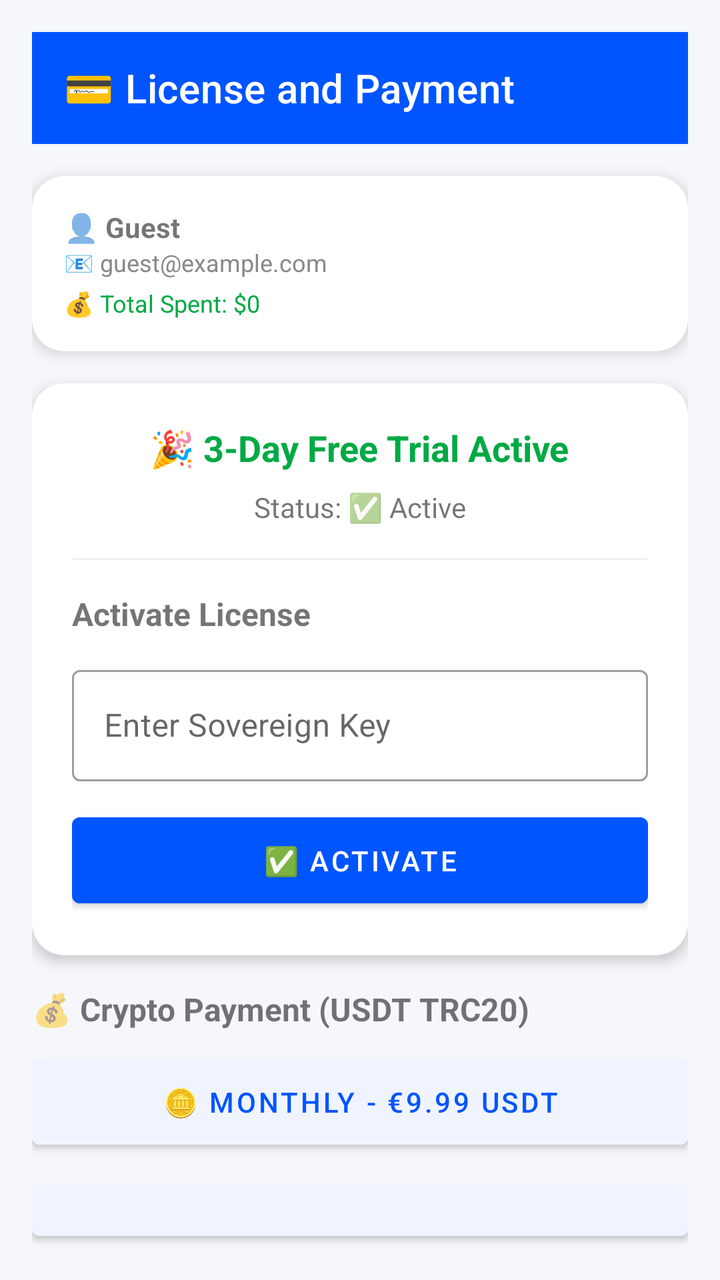
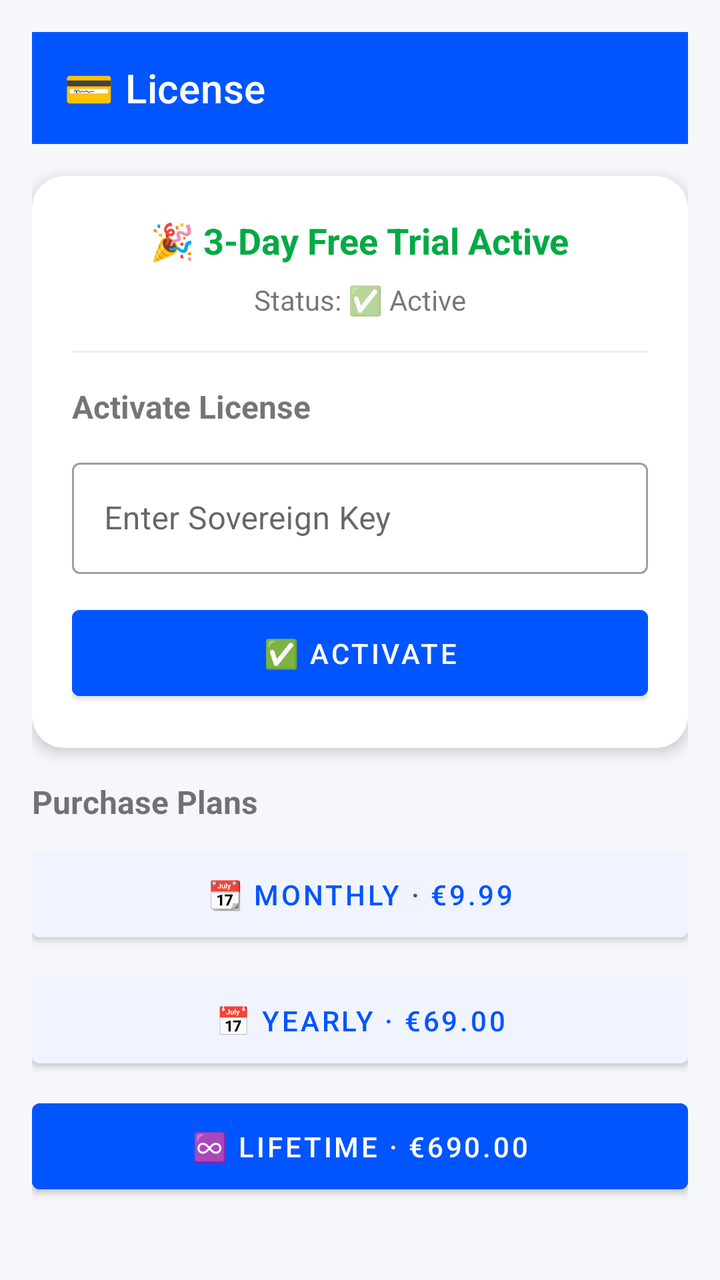

Compare the two renders of this Android layout. The source of the first and the diff that turns it into the second are given below.
<!-- AndroidManifest.xml: application theme Theme.COFCGuard -->
<!-- res/layout/activity_license.xml -->
<?xml version="1.0" encoding="utf-8"?>
<LinearLayout xmlns:android="http://schemas.android.com/apk/res/android"
    xmlns:app="http://schemas.android.com/apk/res-auto"
    android:layout_width="match_parent"
    android:layout_height="match_parent"
    android:orientation="vertical"
    android:background="#F5F7FA"
    android:padding="16dp">

    <com.google.android.material.appbar.MaterialToolbar
        android:layout_width="match_parent"
        android:layout_height="?attr/actionBarSize"
        android:background="#0055FF"
        android:theme="@style/ThemeOverlay.AppCompat.Dark.ActionBar"
        app:title="💳 License and Payment"
        app:titleTextColor="#FFFFFF" />

    
    <com.google.android.material.card.MaterialCardView
        android:layout_width="match_parent"
        android:layout_height="wrap_content"
        app:cardCornerRadius="16dp"
        app:cardElevation="4dp"
        app:cardBackgroundColor="#FFFFFF"
        android:layout_marginTop="16dp">

        <LinearLayout
            android:layout_width="match_parent"
            android:layout_height="wrap_content"
            android:orientation="vertical"
            android:padding="16dp">

            <TextView
                android:id="@+id/customerName"
                android:layout_width="wrap_content"
                android:layout_height="wrap_content"
                android:text="👤 Guest"
                android:textSize="14sp"
                android:textStyle="bold" />

            <TextView
                android:id="@+id/customerEmail"
                android:layout_width="wrap_content"
                android:layout_height="wrap_content"
                android:text="📧 guest@example.com"
                android:textSize="12sp"
                android:textColor="#888888" />

            <TextView
                android:id="@+id/totalSpent"
                android:layout_width="wrap_content"
                android:layout_height="wrap_content"
                android:text="💰 Total Spent: $0"
                android:textSize="12sp"
                android:textColor="#00AA44"
                android:layout_marginTop="4dp" />

        </LinearLayout>
    </com.google.android.material.card.MaterialCardView>

    
    <com.google.android.material.card.MaterialCardView
        android:id="@+id/licenseCard"
        android:layout_width="match_parent"
        android:layout_height="wrap_content"
        app:cardCornerRadius="16dp"
        app:cardElevation="4dp"
        app:cardBackgroundColor="#FFFFFF"
        android:layout_marginTop="16dp">

        <LinearLayout
            android:layout_width="match_parent"
            android:layout_height="wrap_content"
            android:orientation="vertical"
            android:padding="20dp">

            <TextView
                android:id="@+id/trialStatus"
                android:layout_width="wrap_content"
                android:layout_height="wrap_content"
                android:text="🎉 3-Day Free Trial Active"
                android:textSize="18sp"
                android:textStyle="bold"
                android:textColor="#00AA44"
                android:layout_gravity="center" />

            <TextView
                android:id="@+id/licenseStatus"
                android:layout_width="wrap_content"
                android:layout_height="wrap_content"
                android:text="Status: ✅ Active"
                android:textSize="14sp"
                android:layout_gravity="center"
                android:layout_marginTop="8dp" />

            <View
                android:layout_width="match_parent"
                android:layout_height="1dp"
                android:background="#EEF2F8"
                android:layout_marginVertical="16dp" />

            <TextView
                android:layout_width="wrap_content"
                android:layout_height="wrap_content"
                android:text="Activate License"
                android:textSize="16sp"
                android:textStyle="bold" />

            <com.google.android.material.textfield.TextInputLayout
                android:layout_width="match_parent"
                android:layout_height="wrap_content"
                android:layout_marginTop="12dp"
                style="@style/Widget.MaterialComponents.TextInputLayout.OutlinedBox">

                <com.google.android.material.textfield.TextInputEditText
                    android:id="@+id/licenseInput"
                    android:layout_width="match_parent"
                    android:layout_height="wrap_content"
                    android:hint="Enter Sovereign Key"
                    android:inputType="text" />

            </com.google.android.material.textfield.TextInputLayout>

            <Button
                android:id="@+id/activateButton"
                android:layout_width="match_parent"
                android:layout_height="wrap_content"
                android:text="✅ Activate"
                android:backgroundTint="#0055FF"
                android:textColor="#FFFFFF"
                android:padding="12dp"
                android:layout_marginTop="12dp" />

        </LinearLayout>
    </com.google.android.material.card.MaterialCardView>

    
    <TextView
        android:layout_width="wrap_content"
        android:layout_height="wrap_content"
        android:text="💰 Crypto Payment (USDT TRC20)"
        android:textSize="16sp"
        android:textStyle="bold"
        android:layout_marginTop="16dp" />

    <Button
        android:id="@+id/monthlyCrypto"
        android:layout_width="match_parent"
        android:layout_height="wrap_content"
        android:text="🪙 Monthly - €9.99 USDT"
        android:backgroundTint="#F0F4FF"
        android:textColor="#0055FF"
        android:padding="12dp"
        android:layout_marginTop="8dp" />

    <Button
        android:id="@+id/yearlyCrypto"
        android:layout_width="match_parent"
        android:layout_height="wrap_content"
        android:text="🪙 Yearly - €69.00 USDT"
        android:backgroundTint="#F0F4FF"
        android:textColor="#0055FF"
        android:padding="12dp"
        android:layout_marginTop="8dp" />

    <Button
        android:id="@+id/lifetimeCrypto"
        android:layout_width="match_parent"
        android:layout_height="wrap_content"
        android:text="🪙 Lifetime - €690.00 USDT"
        android:backgroundTint="#0055FF"
        android:textColor="#FFFFFF"
        android:padding="12dp"
        android:layout_marginTop="8dp" />

    
    <TextView
        android:layout_width="wrap_content"
        android:layout_height="wrap_content"
        android:text="💳 Credit Card"
        android:textSize="16sp"
        android:textStyle="bold"
        android:layout_marginTop="16dp" />

    <Button
        android:id="@+id/monthlyCard"
        android:layout_width="match_parent"
        android:layout_height="wrap_content"
        android:text="💳 Monthly - €9.99"
        android:backgroundTint="#E8F0FF"
        android:textColor="#0055FF"
        android:padding="12dp"
        android:layout_marginTop="8dp" />

    <Button
        android:id="@+id/yearlyCard"
        android:layout_width="match_parent"
        android:layout_height="wrap_content"
        android:text="💳 Yearly - €69.00"
        android:backgroundTint="#E8F0FF"
        android:textColor="#0055FF"
        android:padding="12dp"
        android:layout_marginTop="8dp" />

    <Button
        android:id="@+id/lifetimeCard"
        android:layout_width="match_parent"
        android:layout_height="wrap_content"
        android:text="💳 Lifetime - €690.00"
        android:backgroundTint="#0055FF"
        android:textColor="#FFFFFF"
        android:padding="12dp"
        android:layout_marginTop="8dp" />

</LinearLayout>
<!-- resources referenced by this layout -->
<resources>
  <style name="Theme.COFCGuard" parent="Theme.MaterialComponents.DayNight.NoActionBar">
          <item name="colorPrimary">#0055FF</item>
          <item name="colorPrimaryVariant">#003DCC</item>
          <item name="colorOnPrimary">#FFFFFF</item>
          <item name="colorSecondary">#0055FF</item>
          <item name="colorSecondaryVariant">#003DCC</item>
          <item name="colorOnSecondary">#FFFFFF</item>
          <item name="android:statusBarColor">#0055FF</item>
      </style>
</resources>

<!-- the commit's change to res/layout/activity_license.xml (unified diff, before → after) -->
@@ -12,53 +12,9 @@
         android:layout_height="?attr/actionBarSize"
         android:background="#0055FF"
         android:theme="@style/ThemeOverlay.AppCompat.Dark.ActionBar"
-        app:title="💳 License and Payment"
+        app:title="💳 License"
         app:titleTextColor="#FFFFFF" />
 
-    
-    <com.google.android.material.card.MaterialCardView
-        android:layout_width="match_parent"
-        android:layout_height="wrap_content"
-        app:cardCornerRadius="16dp"
-        app:cardElevation="4dp"
-        app:cardBackgroundColor="#FFFFFF"
-        android:layout_marginTop="16dp">
-
-        <LinearLayout
-            android:layout_width="match_parent"
-            android:layout_height="wrap_content"
-            android:orientation="vertical"
-            android:padding="16dp">
-
-            <TextView
-                android:id="@+id/customerName"
-                android:layout_width="wrap_content"
-                android:layout_height="wrap_content"
-                android:text="👤 Guest"
-                android:textSize="14sp"
-                android:textStyle="bold" />
-
-            <TextView
-                android:id="@+id/customerEmail"
-                android:layout_width="wrap_content"
-                android:layout_height="wrap_content"
-                android:text="📧 guest@example.com"
-                android:textSize="12sp"
-                android:textColor="#888888" />
-
-            <TextView
-                android:id="@+id/totalSpent"
-                android:layout_width="wrap_content"
-                android:layout_height="wrap_content"
-                android:text="💰 Total Spent: $0"
-                android:textSize="12sp"
-                android:textColor="#00AA44"
-                android:layout_marginTop="4dp" />
-
-        </LinearLayout>
-    </com.google.android.material.card.MaterialCardView>
-
-    
     <com.google.android.material.card.MaterialCardView
         android:id="@+id/licenseCard"
         android:layout_width="match_parent"
@@ -134,79 +90,39 @@
         </LinearLayout>
     </com.google.android.material.card.MaterialCardView>
 
-    
     <TextView
         android:layout_width="wrap_content"
         android:layout_height="wrap_content"
-        android:text="💰 Crypto Payment (USDT TRC20)"
+        android:text="Purchase Plans"
         android:textSize="16sp"
         android:textStyle="bold"
         android:layout_marginTop="16dp" />
 
     <Button
-        android:id="@+id/monthlyCrypto"
+        android:id="@+id/monthlyButton"
         android:layout_width="match_parent"
         android:layout_height="wrap_content"
-        android:text="🪙 Monthly - €9.99 USDT"
+        android:text="📆 Monthly · €9.99"
         android:backgroundTint="#F0F4FF"
         android:textColor="#0055FF"
         android:padding="12dp"
         android:layout_marginTop="8dp" />
 
     <Button
-        android:id="@+id/yearlyCrypto"
+        android:id="@+id/yearlyButton"
         android:layout_width="match_parent"
         android:layout_height="wrap_content"
-        android:text="🪙 Yearly - €69.00 USDT"
+        android:text="📅 Yearly · €69.00"
         android:backgroundTint="#F0F4FF"
         android:textColor="#0055FF"
         android:padding="12dp"
         android:layout_marginTop="8dp" />
 
     <Button
-        android:id="@+id/lifetimeCrypto"
+        android:id="@+id/lifetimeButton"
         android:layout_width="match_parent"
         android:layout_height="wrap_content"
-        android:text="🪙 Lifetime - €690.00 USDT"
-        android:backgroundTint="#0055FF"
-        android:textColor="#FFFFFF"
-        android:padding="12dp"
-        android:layout_marginTop="8dp" />
-
-    
-    <TextView
-        android:layout_width="wrap_content"
-        android:layout_height="wrap_content"
-        android:text="💳 Credit Card"
-        android:textSize="16sp"
-        android:textStyle="bold"
-        android:layout_marginTop="16dp" />
-
-    <Button
-        android:id="@+id/monthlyCard"
-        android:layout_width="match_parent"
-        android:layout_height="wrap_content"
-        android:text="💳 Monthly - €9.99"
-        android:backgroundTint="#E8F0FF"
-        android:textColor="#0055FF"
-        android:padding="12dp"
-        android:layout_marginTop="8dp" />
-
-    <Button
-        android:id="@+id/yearlyCard"
-        android:layout_width="match_parent"
-        android:layout_height="wrap_content"
-        android:text="💳 Yearly - €69.00"
-        android:backgroundTint="#E8F0FF"
-        android:textColor="#0055FF"
-        android:padding="12dp"
-        android:layout_marginTop="8dp" />
-
-    <Button
-        android:id="@+id/lifetimeCard"
-        android:layout_width="match_parent"
-        android:layout_height="wrap_content"
-        android:text="💳 Lifetime - €690.00"
+        android:text="♾️ Lifetime · €690.00"
         android:backgroundTint="#0055FF"
         android:textColor="#FFFFFF"
         android:padding="12dp"
